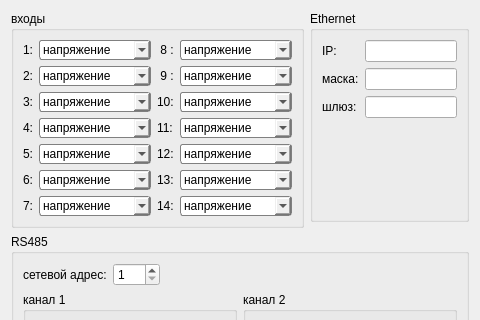
This is Dialogs/dialogplcconfig.ui in atikbif/LDEditor as Qt 5 draws it before an edit; both pictures show x 0 to 480 and y 0 to 320 of the 480 by 490 pixel window. The edited form follows.
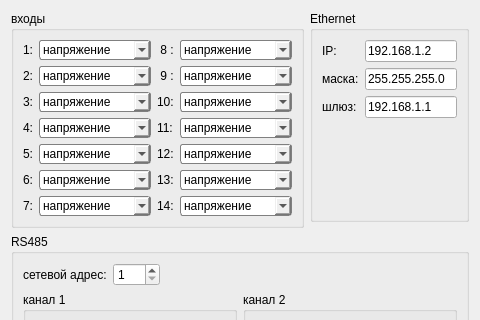
This is the edited form.

Diff of the .ui file:
```diff
--- a/Dialogs/dialogplcconfig.ui
+++ b/Dialogs/dialogplcconfig.ui
@@ -492,7 +492,11 @@
      </property>
      <layout class="QGridLayout" name="gridLayout_2">
       <item row="2" column="1">
-       <widget class="QLineEdit" name="lineEditGate"/>
+       <widget class="QLineEdit" name="lineEditGate">
+        <property name="text">
+         <string>192.168.1.1</string>
+        </property>
+       </widget>
       </item>
       <item row="0" column="0">
        <widget class="QLabel" name="label_9">
@@ -502,7 +506,11 @@
        </widget>
       </item>
       <item row="0" column="1">
-       <widget class="QLineEdit" name="lineEditIP"/>
+       <widget class="QLineEdit" name="lineEditIP">
+        <property name="text">
+         <string>192.168.1.2</string>
+        </property>
+       </widget>
       </item>
       <item row="2" column="0">
        <widget class="QLabel" name="label_11">
@@ -519,7 +527,11 @@
        </widget>
       </item>
       <item row="1" column="1">
-       <widget class="QLineEdit" name="lineEditMask"/>
+       <widget class="QLineEdit" name="lineEditMask">
+        <property name="text">
+         <string>255.255.255.0</string>
+        </property>
+       </widget>
       </item>
       <item row="3" column="1">
        <spacer name="verticalSpacer">
```
